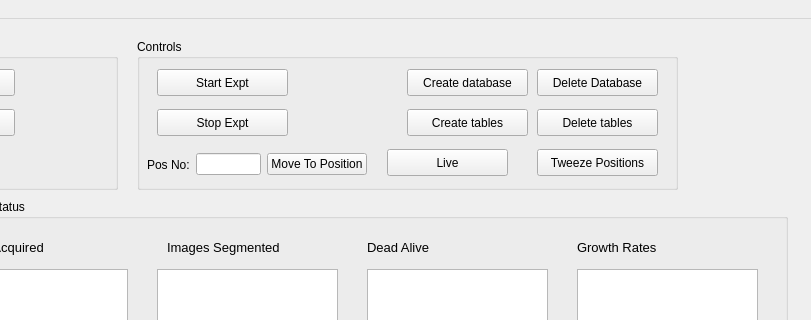
Old version of the form narsil/liverun/ui/mainWindow.ui in the repository karempudi/narsil; both pictures show x 93 to 904 and y 0 to 320 of the 904 by 858 pixel window.
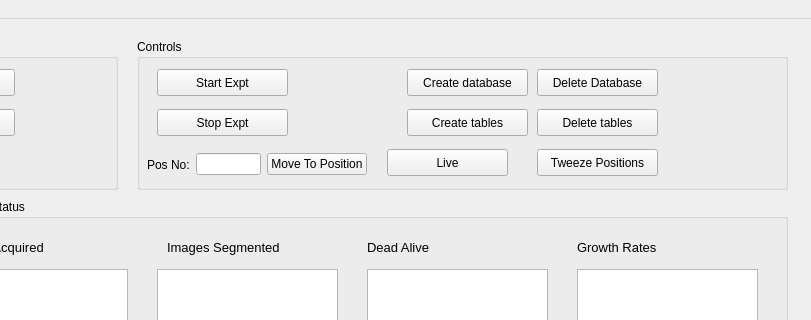
New version of the form. Custom widgets are drawn as their Qt base class.

```diff
--- a/narsil/liverun/ui/mainWindow.ui
+++ b/narsil/liverun/ui/mainWindow.ui
@@ -284,7 +284,7 @@
      <rect>
       <x>230</x>
       <y>20</y>
-      <width>541</width>
+      <width>651</width>
       <height>151</height>
      </rect>
     </property>
```
Left out of the diff: 18 changed lines with no effect on the pictures.
